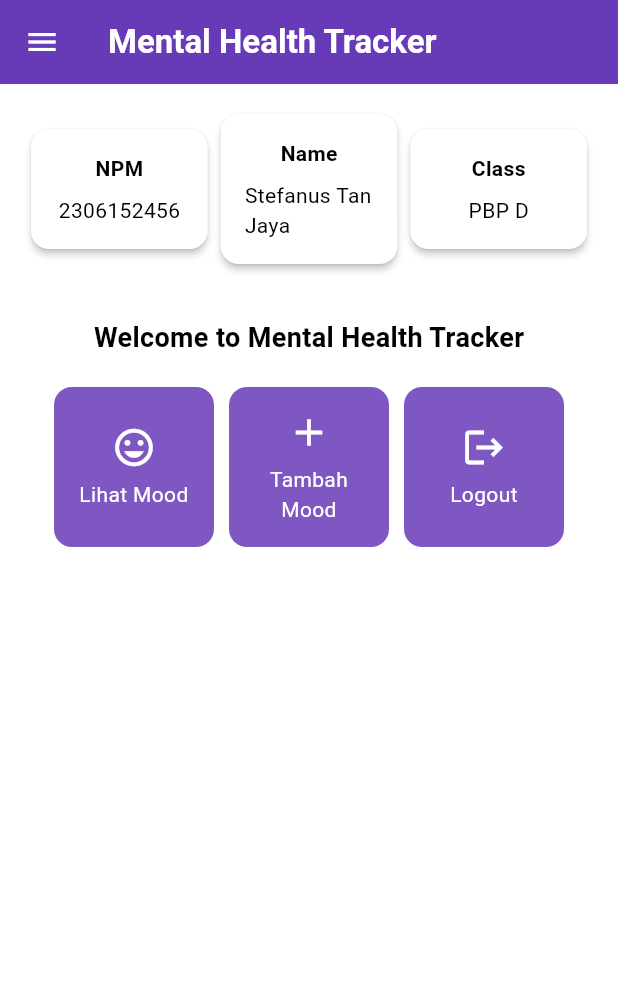
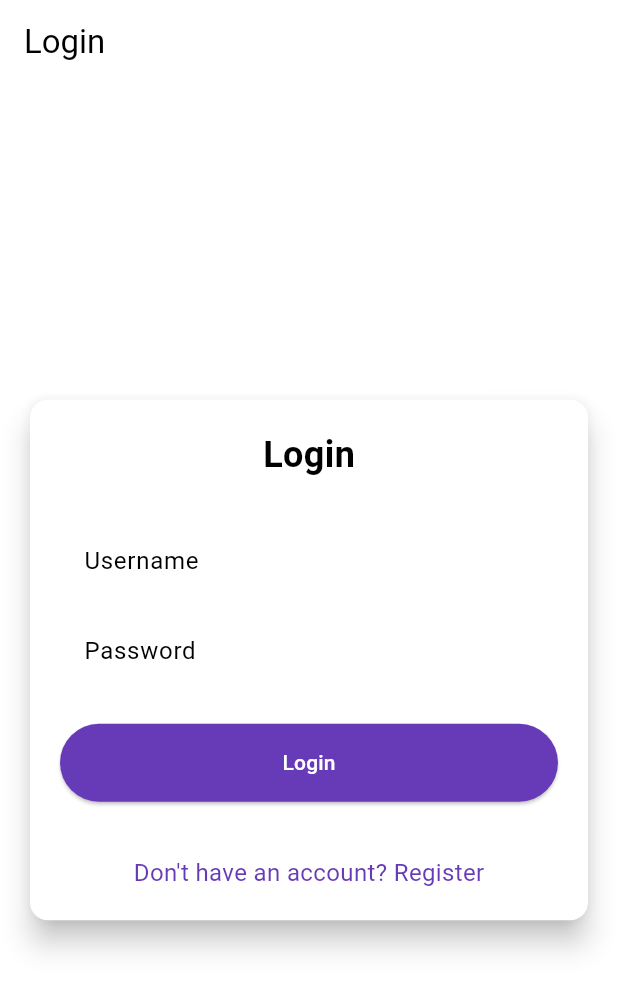
Before and after one commit to stefarion/mental-health-tracker-mobile, a Flutter app: the screen it shows after launch, on a phone screen of 412 x 824 dp. Shown: the top 991 px of the screen. Run offline on Flutter 3.47's test engine with Material 3 defaults, Android fonts, the phone set to English and light mode, and no system bars; missing offline and left inert: pbp_django_auth.

Commit message:
feat: Follow Tutorial 8

```diff
--- a/lib/main.dart
+++ b/lib/main.dart
@@ -1,5 +1,8 @@
 import 'package:flutter/material.dart';
+import 'package:mental_health_tracker/screens/login.dart';
 import 'package:mental_health_tracker/screens/menu.dart';
+import 'package:pbp_django_auth/pbp_django_auth.dart';
+import 'package:provider/provider.dart';
 
 void main() {
   runApp(const MyApp());
@@ -8,32 +11,23 @@ void main() {
 class MyApp extends StatelessWidget {
   const MyApp({super.key});
 
-  // This widget is the root of your application.
   @override
   Widget build(BuildContext context) {
-    return MaterialApp(
-      debugShowCheckedModeBanner: false,
-      title: 'Flutter Demo',
-      theme: ThemeData(
-        // This is the theme of your application.
-        //
-        // TRY THIS: Try running your application with "flutter run". You'll see
-        // the application has a purple toolbar. Then, without quitting the app,
-        // try changing the seedColor in the colorScheme below to Colors.green
-        // and then invoke "hot reload" (save your changes or press the "hot
-        // reload" button in a Flutter-supported IDE, or press "r" if you used
-        // the command line to start the app).
-        //
-        // Notice that the counter didn't reset back to zero; the application
-        // state is not lost during the reload. To reset the state, use hot
-        // restart instead.
-        //
-        // This works for code too, not just values: Most code changes can be
-        // tested with just a hot reload.
-        colorScheme: ColorScheme.fromSwatch(primarySwatch: Colors.deepPurple,).copyWith(secondary: Colors.deepPurple[400]),
-        useMaterial3: true,
+    return Provider(
+      create: (_) {
+        CookieRequest request = CookieRequest();
+        return request;
+      },
+      child: MaterialApp(
+        title: 'Mental Health Tracker',
+        theme: ThemeData(
+          useMaterial3: true,
+          colorScheme: ColorScheme.fromSwatch(
+            primarySwatch: Colors.deepPurple,
+          ).copyWith(secondary: Colors.deepPurple[400]),
+        ),
+        home: const LoginPage(),
       ),
-      home: MyHomePage(),
     );
   }
 }
--- /dev/null
+++ b/lib/screens/login.dart
@@ -0,0 +1,181 @@
+import 'package:mental_health_tracker/screens/menu.dart';
+import 'package:flutter/material.dart';
+import 'package:pbp_django_auth/pbp_django_auth.dart';
+import 'package:provider/provider.dart';
+import 'package:mental_health_tracker/screens/register.dart';
+
+void main() {
+  runApp(const LoginApp());
+}
+
+class LoginApp extends StatelessWidget {
+  const LoginApp({super.key});
+
+  @override
+  Widget build(BuildContext context) {
+    return MaterialApp(
+      title: 'Login',
+      theme: ThemeData(
+        useMaterial3: true,
+        colorScheme: ColorScheme.fromSwatch(
+          primarySwatch: Colors.deepPurple,
+        ).copyWith(secondary: Colors.deepPurple[400]),
+      ),
+      home: const LoginPage(),
+    );
+  }
+}
+
+class LoginPage extends StatefulWidget {
+  const LoginPage({super.key});
+
+  @override
+  State<LoginPage> createState() => _LoginPageState();
+}
+
+class _LoginPageState extends State<LoginPage> {
+  final TextEditingController _usernameController = TextEditingController();
+  final TextEditingController _passwordController = TextEditingController();
+
+  @override
+  Widget build(BuildContext context) {
+    final request = context.watch<CookieRequest>();
+
+    return Scaffold(
+      appBar: AppBar(
+        title: const Text('Login'),
+      ),
+      body: Center(
+        child: SingleChildScrollView(
+          padding: const EdgeInsets.all(16.0),
+          child: Card(
+            elevation: 8,
+            shape: RoundedRectangleBorder(
+              borderRadius: BorderRadius.circular(12.0),
+            ),
+            child: Padding(
+              padding: const EdgeInsets.all(20.0),
+              child: Column(
+                mainAxisSize: MainAxisSize.min,
+                children: [
+                  const Text(
+                    'Login',
+                    style: TextStyle(
+                      fontSize: 24.0,
+                      fontWeight: FontWeight.bold,
+                    ),
+                  ),
+                  const SizedBox(height: 30.0),
+                  TextField(
+                    controller: _usernameController,
+                    decoration: const InputDecoration(
+                      labelText: 'Username',
+                      hintText: 'Enter your username',
+                      border: OutlineInputBorder(
+                        borderRadius: BorderRadius.all(Radius.circular(12.0)),
+                      ),
+                      contentPadding:
+                          EdgeInsets.symmetric(horizontal: 12.0, vertical: 8.0),
+                    ),
+                  ),
+                  const SizedBox(height: 12.0),
+                  TextField(
+                    controller: _passwordController,
+                    decoration: const InputDecoration(
+                      labelText: 'Password',
+                      hintText: 'Enter your password',
+                      border: OutlineInputBorder(
+                        borderRadius: BorderRadius.all(Radius.circular(12.0)),
+                      ),
+                      contentPadding:
+                          EdgeInsets.symmetric(horizontal: 12.0, vertical: 8.0),
+                    ),
+                    obscureText: true,
+                  ),
+                  const SizedBox(height: 24.0),
+                  ElevatedButton(
+                    onPressed: () async {
+                      String username = _usernameController.text;
+                      String password = _passwordController.text;
+
+                      // Cek kredensial
+                      // TODO: Ganti URL dan jangan lupa tambahkan trailing slash (/) di akhir URL!
+                      // Untuk menyambungkan Android emulator dengan Django pada localhost,
+                      // gunakan URL http://10.0.2.2/
+                      final response = await request
+                          .login("http://127.0.0.1:8000/auth/login/", {
+                        'username': username,
+                        'password': password,
+                      });
+
+                      if (request.loggedIn) {
+                        String message = response['message'];
+                        String uname = response['username'];
+                        if (context.mounted) {
+                          Navigator.pushReplacement(
+                            context,
+                            MaterialPageRoute(
+                                builder: (context) => MyHomePage()),
+                          );
+                          ScaffoldMessenger.of(context)
+                            ..hideCurrentSnackBar()
+                            ..showSnackBar(
+                              SnackBar(
+                                  content:
+                                      Text("$message Selamat datang, $uname.")),
+                            );
+                        }
+                      } else {
+                        if (context.mounted) {
+                          showDialog(
+                            context: context,
+                            builder: (context) => AlertDialog(
+                              title: const Text('Login Gagal'),
+                              content: Text(response['message']),
+                              actions: [
+                                TextButton(
+                                  child: const Text('OK'),
+                                  onPressed: () {
+                                    Navigator.pop(context);
+                                  },
+                                ),
+                              ],
+                            ),
+                          );
+                        }
+                      }
+                    },
+                    style: ElevatedButton.styleFrom(
+                      foregroundColor: Colors.white,
+                      minimumSize: Size(double.infinity, 50),
+                      backgroundColor: Theme.of(context).colorScheme.primary,
+                      padding: const EdgeInsets.symmetric(vertical: 16.0),
+                    ),
+                    child: const Text('Login'),
+                  ),
+                  const SizedBox(height: 36.0),
+                  GestureDetector(
+                    onTap: () {
+                      Navigator.push(
+                        context,
+                        MaterialPageRoute(
+                            builder: (context) => const RegisterPage()),
+                      );
+                    },
+                    child: Text(
+                      'Don\'t have an account? Register',
+                      style: TextStyle(
+                        color: Theme.of(context).colorScheme.primary,
+                        fontSize: 16.0,
+                      ),
+                    ),
+                  ),
+                ],
+              ),
+            ),
+          ),
+        ),
+      ),
+    );
+  }
+}
--- a/pubspec.yaml
+++ b/pubspec.yaml
@@ -35,6 +35,9 @@ dependencies:
   # The following adds the Cupertino Icons font to your application.
   # Use with the CupertinoIcons class for iOS style icons.
   cupertino_icons: ^1.0.8
+  provider: ^6.1.2
+  pbp_django_auth: ^0.4.0
+  http: ^1.2.2
 
 dev_dependencies:
   flutter_test:
```
Also changed, not shown: lib/models/mood_entry.dart (added, +61 -0 lines), lib/screens/listmood_entry.dart (added, +90 -0 lines), lib/screens/moodentry_form.dart (+38 -29 lines), lib/screens/register.dart (added, +166 -0 lines), lib/widgets/left_drawer.dart (+12 -0 lines), lib/widgets/mood_card.dart (+34 -3 lines), pubspec.lock, 5 other files.
